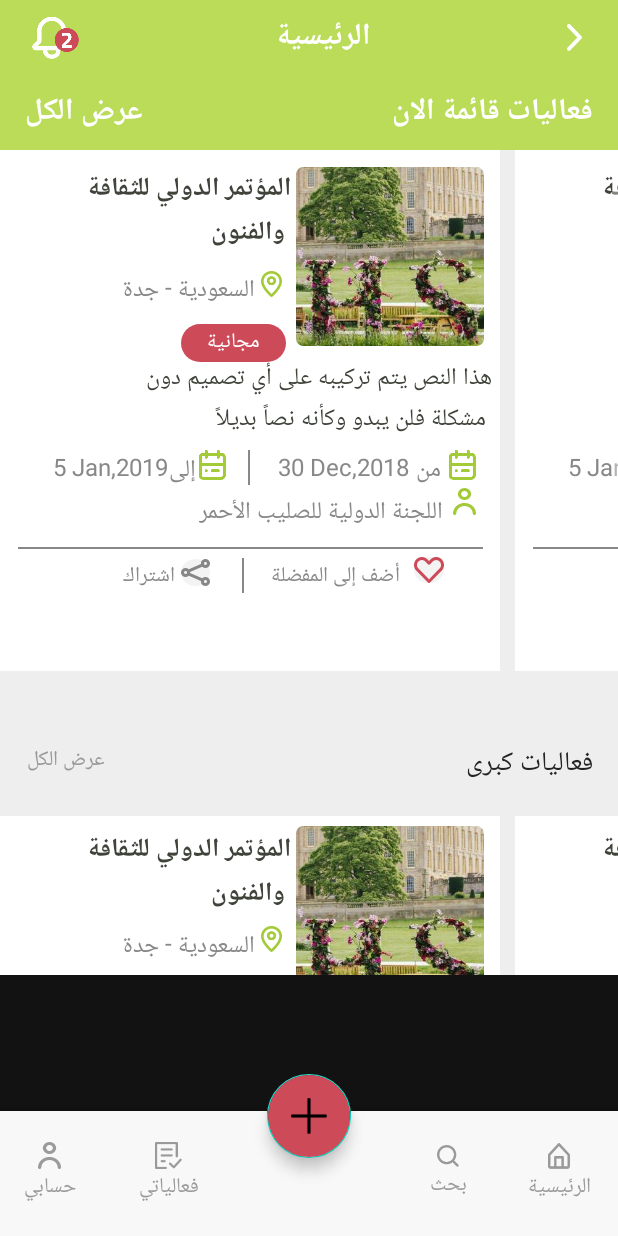
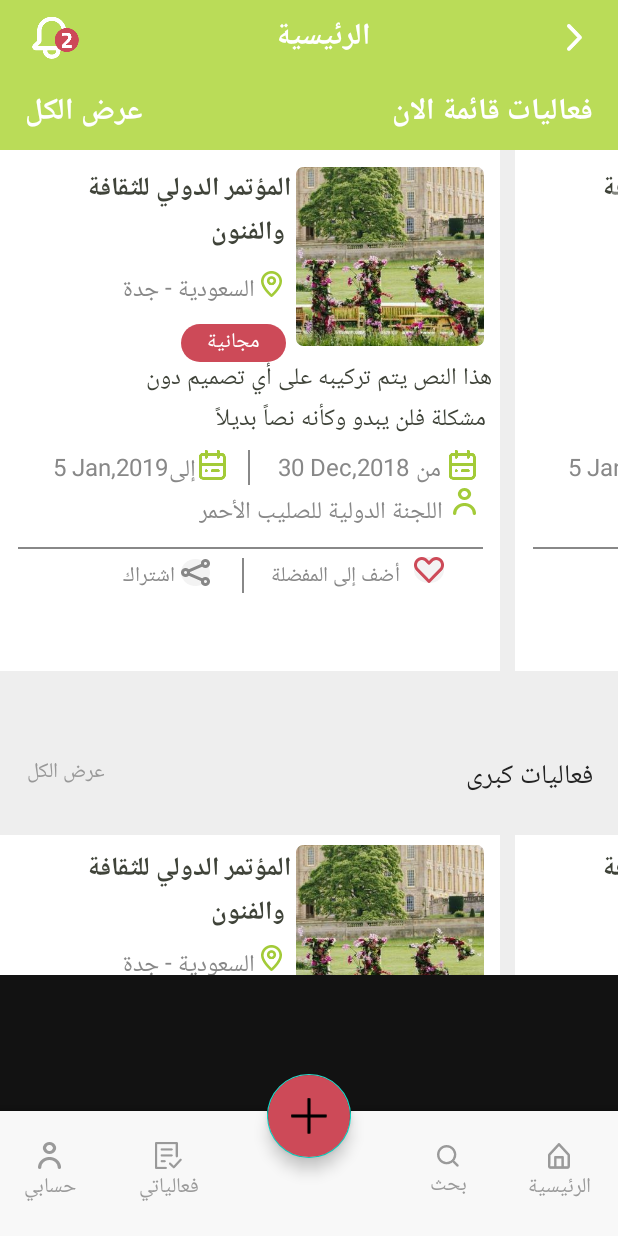
Before and after one commit to hashem-saqqa/EventSheet, an Android app: the Home screen opened directly, with no data from a screen before it, on a phone screen of 412 x 824 dp. Run offline under Robolectric (Android 15) with nearby library versions, the phone set to English and light mode, and no system bars.

Commit message:
All_Events

```diff
--- a/app/src/main/res/layout/activity_home.xml
+++ b/app/src/main/res/layout/activity_home.xml
@@ -52,17 +52,17 @@
             />
     </androidx.constraintlayout.widget.ConstraintLayout>
 
-    <LinearLayout
-        android:layout_width="wrap_content"
-        android:layout_height="550dp"
-        android:orientation="vertical"
-        app:layout_constraintTop_toBottomOf="@id/appbar_text">
+<!--    <LinearLayout-->
+<!--        android:layout_width="wrap_content"-->
+<!--        android:layout_height="550dp"-->
+<!--        android:orientation="vertical"-->
+<!--        app:layout_constraintTop_toBottomOf="@id/appbar_text">-->
 
         <ScrollView
             android:layout_width="match_parent"
-            android:layout_height="wrap_content"
+            android:layout_height="550dp"
             android:background="#EEEEEE"
-            app:layout_constraintTop_toBottomOf="@id/appbar">
+            app:layout_constraintTop_toBottomOf="@id/appbar_text">
 
             <androidx.constraintlayout.widget.ConstraintLayout
                 android:layout_width="match_parent"
@@ -1788,7 +1788,7 @@
                     app:layout_constraintHorizontal_bias="0.95"
                     app:layout_constraintStart_toStartOf="parent"
                     app:layout_constraintTop_toBottomOf="@+id/horizontalscroll_2"
-                    app:layout_constraintVertical_bias="0.05" />
+                    app:layout_constraintVertical_bias="0.09" />
 
                 <TextView
                     android:id="@+id/text_showAll_2"
@@ -1802,7 +1802,7 @@
                     app:layout_constraintHorizontal_bias="0.05"
                     app:layout_constraintStart_toStartOf="parent"
                     app:layout_constraintTop_toBottomOf="@+id/horizontalscroll_2"
-                    app:layout_constraintVertical_bias="0.05" />
+                    app:layout_constraintVertical_bias="0.09" />
 
                 <HorizontalScrollView
                     android:id="@+id/horizontalscroll_3"
@@ -1812,7 +1812,7 @@
                     app:layout_constraintEnd_toEndOf="parent"
                     app:layout_constraintStart_toStartOf="parent"
                     app:layout_constraintTop_toBottomOf="@+id/text_f3alyat_2"
-                    app:layout_constraintVertical_bias="0.03">
+                    app:layout_constraintVertical_bias="0.06">
 
                     <androidx.constraintlayout.widget.ConstraintLayout
                         android:layout_width="wrap_content"
@@ -2588,7 +2588,7 @@
                     android:id="@+id/text_f3alyat_3"
                     android:layout_width="wrap_content"
                     android:layout_height="wrap_content"
-                    android:text="فعاليات كبرى"
+                    android:text="فعاليات ترفيهية"
                     android:textColor="#232323"
                     android:textSize="18dp"
                     app:layout_constraintBottom_toBottomOf="parent"
@@ -2596,7 +2596,7 @@
                     app:layout_constraintHorizontal_bias="0.95"
                     app:layout_constraintStart_toStartOf="parent"
                     app:layout_constraintTop_toBottomOf="@+id/horizontalscroll_3"
-                    app:layout_constraintVertical_bias="0.05" />
+                    app:layout_constraintVertical_bias="0.18" />
 
                 <TextView
                     android:id="@+id/text_showAll_3"
@@ -2610,7 +2610,7 @@
                     app:layout_constraintHorizontal_bias="0.05"
                     app:layout_constraintStart_toStartOf="parent"
                     app:layout_constraintTop_toBottomOf="@+id/horizontalscroll_3"
-                    app:layout_constraintVertical_bias="0.05" />
+                    app:layout_constraintVertical_bias="0.18" />
 
                 <HorizontalScrollView
                     android:id="@+id/horizontalscroll_4"
@@ -2620,7 +2620,9 @@
                     app:layout_constraintEnd_toEndOf="parent"
                     app:layout_constraintStart_toStartOf="parent"
                     app:layout_constraintTop_toBottomOf="@+id/text_f3alyat_3"
-                    app:layout_constraintVertical_bias="0.03">
+                    android:layout_marginTop="22dp"
+                    android:layout_marginBottom="22dp"
+                    >
 
                     <androidx.constraintlayout.widget.ConstraintLayout
                         android:layout_width="wrap_content"
@@ -3393,7 +3395,7 @@
                 </HorizontalScrollView>
             </androidx.constraintlayout.widget.ConstraintLayout>
         </ScrollView>
-    </LinearLayout>
+<!--    </LinearLayout>-->
 
     <include layout="@layout/bottom_app_bar" />
 </androidx.constraintlayout.widget.ConstraintLayout><!--<include layout="@layout/bottom_app_bar"/>-->
```
